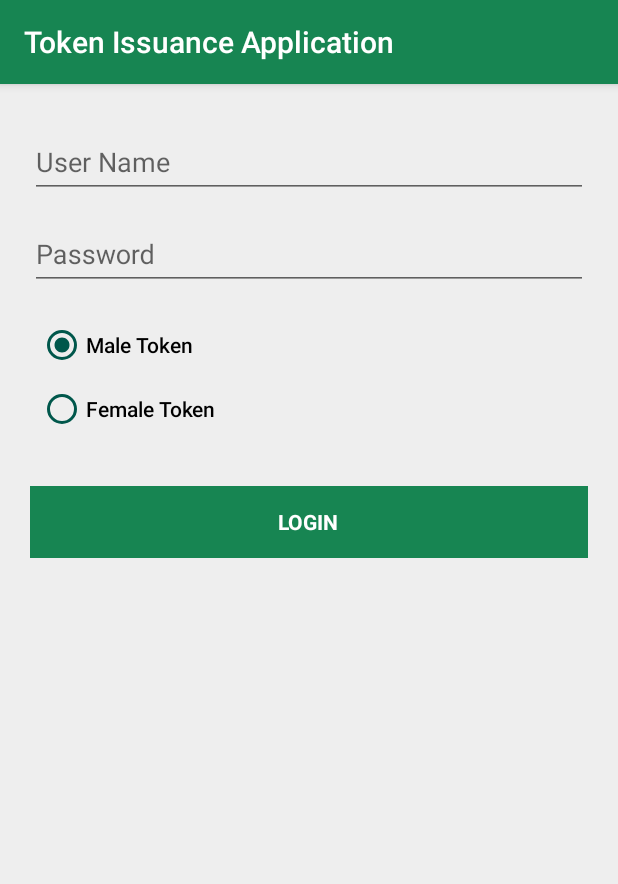
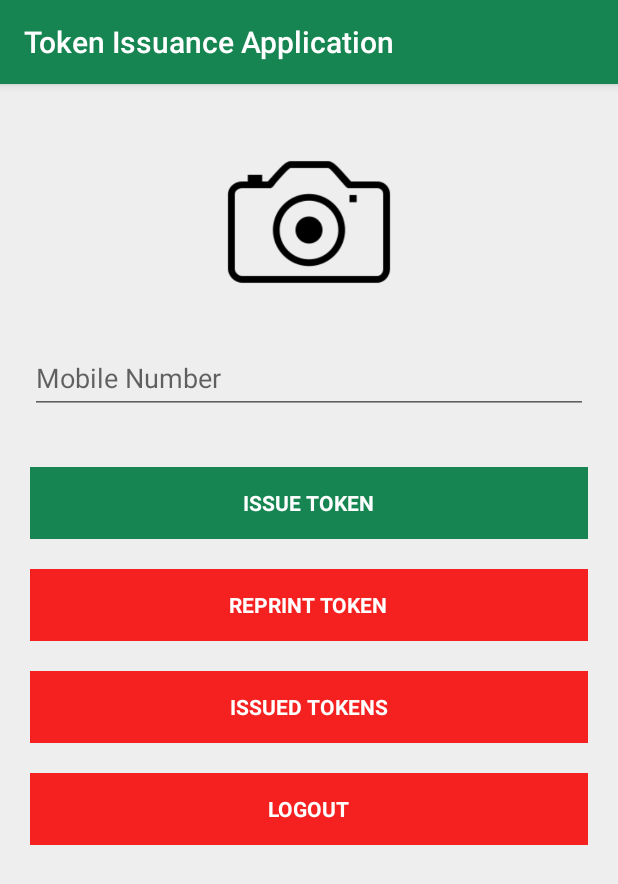
Before and after one commit to naeemark/TIA, an Android app: the screen it shows after launch (LoginActivity before the commit, HomeActivity after it), on a phone screen of 412 x 824 dp. Shown: the top 884 px of the screen. Run offline under Robolectric (Android 15) with nearby library versions, the phone set to English and light mode, and no system bars; our stand-ins replace ButterKnife, Dagger/Hilt's generated code, Timber.

Commit message:
Adds home screen

```diff
--- /dev/null
+++ b/app/src/main/java/com/zaeem/tia/features/home/injection/HomeViewComponent.java
@@ -0,0 +1,13 @@
+package com.zaeem.tia.features.home.injection;
+
+import com.zaeem.tia.app.injection.ActivityScope;
+import com.zaeem.tia.app.injection.AppComponent;
+import com.zaeem.tia.features.home.view.impl.HomeActivity;
+
+import dagger.Component;
+
+@ActivityScope
+@Component(dependencies = AppComponent.class, modules = HomeViewModule.class)
+public interface HomeViewComponent {
+    void inject(HomeActivity activity);
+}
--- /dev/null
+++ b/app/src/main/java/com/zaeem/tia/features/home/injection/HomeViewModule.java
@@ -0,0 +1,34 @@
+package com.zaeem.tia.features.home.injection;
+
+import android.content.Context;
+
+import androidx.annotation.NonNull;
+
+import com.zaeem.tia.app.presenter.loader.PresenterFactory;
+import com.zaeem.tia.features.home.interactor.HomeInteractor;
+import com.zaeem.tia.features.home.interactor.impl.HomeInteractorImpl;
+import com.zaeem.tia.features.home.presenter.HomePresenter;
+import com.zaeem.tia.features.home.presenter.impl.HomePresenterImpl;
+import com.zaeem.tia.utils.PreferencesUtils;
+
+import dagger.Module;
+import dagger.Provides;
+
+@Module
+public final class HomeViewModule {
+    @Provides
+    public HomeInteractor provideInteractor(Context context, PreferencesUtils preferencesUtils) {
+        return new HomeInteractorImpl(context, preferencesUtils);
+    }
+
+    @Provides
+    public PresenterFactory<HomePresenter> providePresenterFactory(@NonNull final HomeInteractor interactor) {
+        return new PresenterFactory<HomePresenter>() {
+            @NonNull
+            @Override
+            public HomePresenter create() {
+                return new HomePresenterImpl(interactor);
+            }
+        };
+    }
+}
--- /dev/null
+++ b/app/src/main/java/com/zaeem/tia/features/home/interactor/HomeInteractor.java
@@ -0,0 +1,7 @@
+package com.zaeem.tia.features.home.interactor;
+
+import com.zaeem.tia.app.interactor.BaseInteractor;
+
+public interface HomeInteractor extends BaseInteractor {
+
+}
--- /dev/null
+++ b/app/src/main/java/com/zaeem/tia/features/home/interactor/impl/HomeInteractorImpl.java
@@ -0,0 +1,35 @@
+package com.zaeem.tia.features.home.interactor.impl;
+
+import android.content.Context;
+
+import com.zaeem.tia.R;
+import com.zaeem.tia.app.interactor.impl.BaseInteractorImpl;
+import com.zaeem.tia.features.home.interactor.HomeInteractor;
+import com.zaeem.tia.utils.NetworkUtils;
+import com.zaeem.tia.utils.PreferencesUtils;
+
+import javax.inject.Inject;
+
+public final class HomeInteractorImpl extends BaseInteractorImpl implements HomeInteractor {
+
+    private final Context mContext;
+    private final PreferencesUtils mPreferencesUtils;
+
+    @Inject
+    public HomeInteractorImpl(Context context, PreferencesUtils preferencesUtils) {
+
+        mContext = context;
+        mPreferencesUtils = preferencesUtils;
+    }
+
+    @Override
+    public String getNetworkErrorString() {
+        return mContext.getString(R.string.error_no_network);
+    }
+
+    @Override
+    public boolean isNetworkConnected() {
+        return NetworkUtils.isNetAvailable(mContext);
+    }
+
+}
--- /dev/null
+++ b/app/src/main/java/com/zaeem/tia/features/home/presenter/HomePresenter.java
@@ -0,0 +1,13 @@
+package com.zaeem.tia.features.home.presenter;
+
+
+import com.zaeem.tia.app.presenter.BasePresenter;
+import com.zaeem.tia.features.home.view.HomeView;
+import com.zaeem.tia.model.User;
+
+public interface HomePresenter extends BasePresenter<HomeView>{
+
+    void onIssueTokenClicked();
+    void onReprintTokenClicked();
+    void onIssuedTokensClicked();
+}
--- /dev/null
+++ b/app/src/main/java/com/zaeem/tia/features/home/presenter/impl/HomePresenterImpl.java
@@ -0,0 +1,52 @@
+package com.zaeem.tia.features.home.presenter.impl;
+
+import android.util.Log;
+
+import androidx.annotation.NonNull;
+
+import com.zaeem.tia.app.presenter.impl.BasePresenterImpl;
+import com.zaeem.tia.features.home.interactor.HomeInteractor;
+import com.zaeem.tia.features.home.presenter.HomePresenter;
+import com.zaeem.tia.features.home.view.HomeView;
+
+import javax.inject.Inject;
+
+public final class HomePresenterImpl extends BasePresenterImpl<HomeView> implements HomePresenter {
+    /**
+     * The interactor
+     */
+    @NonNull
+    private final HomeInteractor mInteractor;
+
+    @Inject
+    public HomePresenterImpl(@NonNull HomeInteractor interactor) {
+        mInteractor = interactor;
+    }
+
+    @Override
+    public void onStart(boolean viewCreated) {
+        super.onStart(viewCreated);
+    }
+
+
+
+    @Override
+    public void onIssueTokenClicked() {
+        Log.e(this.getClass().getCanonicalName(), "onIssueTokenClicked" );
+    }
+
+    @Override
+    public void onReprintTokenClicked() {
+        Log.e(this.getClass().getCanonicalName(), "onReprintTokenClicked" );
+    }
+
+    @Override
+    public void onIssuedTokensClicked() {
+        Log.e(this.getClass().getCanonicalName(), "onIssuedTokensClicked" );
+    }
+
+    private void launchNextActivity() {
+        assert mView != null;
+        mView.launchNextActivity();
+    }
+}
--- /dev/null
+++ b/app/src/main/java/com/zaeem/tia/features/home/view/HomeView.java
@@ -0,0 +1,11 @@
+package com.zaeem.tia.features.home.view;
+
+import androidx.annotation.UiThread;
+
+@UiThread
+public interface HomeView {
+
+    void hideKeyboard();
+
+    void launchNextActivity();
+}
--- /dev/null
+++ b/app/src/main/java/com/zaeem/tia/features/home/view/impl/HomeActivity.java
@@ -0,0 +1,123 @@
+package com.zaeem.tia.features.home.view.impl;
+
+import android.content.Context;
+import android.content.Intent;
+import android.os.Bundle;
+import android.view.View;
+import android.view.inputmethod.InputMethodManager;
+import android.widget.EditText;
+
+import androidx.annotation.NonNull;
+
+import com.google.android.material.textfield.TextInputLayout;
+import com.zaeem.tia.R;
+import com.zaeem.tia.app.injection.AppComponent;
+import com.zaeem.tia.app.presenter.loader.PresenterFactory;
+import com.zaeem.tia.app.view.impl.BaseActivity;
+import com.zaeem.tia.features.home.injection.DaggerHomeViewComponent;
+import com.zaeem.tia.features.home.injection.HomeViewModule;
+import com.zaeem.tia.features.home.presenter.HomePresenter;
+import com.zaeem.tia.features.home.view.HomeView;
+import com.zaeem.tia.utils.AppUtils;
+
+import javax.inject.Inject;
+
+import butterknife.BindView;
+import butterknife.OnClick;
+import butterknife.OnFocusChange;
+
+public final class HomeActivity extends BaseActivity<HomePresenter, HomeView> implements HomeView {
+
+    @Inject
+    PresenterFactory<HomePresenter> mPresenterFactory;
+
+    @BindView(R.id.input_layout_mobileNumber)
+    protected TextInputLayout mobileNumberInputLayout;
+
+    @BindView(R.id.input_mobileNumber)
+    protected EditText mobileNumberEditText;
+
+
+    @Override
+    protected void setupComponent(@NonNull AppComponent parentComponent) {
+        DaggerHomeViewComponent.builder()
+                .appComponent(parentComponent)
+                .homeViewModule(new HomeViewModule())
+                .build()
+                .inject(this);
+    }
+
+    @NonNull
+    @Override
+    protected PresenterFactory<HomePresenter> getPresenterFactory() {
+        return mPresenterFactory;
+    }
+
+    @Override
+    protected int getContentView() {
+        return R.layout.activity_home;
+    }
+
+    @Override
+    protected void onViewReady(Bundle savedInstanceState, Intent intent) {
+        super.onViewReady(savedInstanceState, intent);
+    }
+
+    @OnFocusChange(R.id.wrapper_clickable_issueToken)
+    public void onFocusObtained(boolean hasFocus) {
+        if (hasFocus) {
+            hideKeyboard();
+        }
+    }
+
+    @Override
+    public void hideKeyboard() {
+        View view = getCurrentFocus();
+        if (view != null) {
+            InputMethodManager systemService = (InputMethodManager) getSystemService(Context.INPUT_METHOD_SERVICE);
+            if (systemService != null) {
+                systemService.hideSoftInputFromWindow(view.getWindowToken(), InputMethodManager.HIDE_NOT_ALWAYS);
+            }
+        }
+    }
+
+    @Override
+    public void launchNextActivity() {
+//        Intent intent = new Intent(this, HomeActivity.class);
+//        startActivity(intent);
+//        finish();
+    }
+
+    @OnClick(R.id.wrapper_clickable_issueToken)
+    public void onLoginClicked() {
+        if (isValidContactInfo()) {
+            assert mPresenter != null;
+
+            mPresenter.onIssueTokenClicked();
+        }
+    }
+
+    private boolean isValidContactInfo() {
+
+        setInputLayoutError(mobileNumberInputLayout, null);
+
+
+        if (!AppUtils.isValidName(mobileNumberEditText.getText())) {
+            setInputLayoutError(mobileNumberInputLayout, "Invalid Mobile Number!");
+            return false;
+        }
+
+        return true;
+    }
+
+    private void setInputLayoutError(TextInputLayout textInputLayout, CharSequence error) {
+
+        if (error == null) {
+            textInputLayout.setError(null);
+            textInputLayout.setErrorEnabled(false);
+        } else {
+            textInputLayout.setErrorEnabled(true);
+            textInputLayout.setError(error);
+        }
+    }
+}
--- a/app/src/main/java/com/zaeem/tia/features/login/presenter/impl/LoginPresenterImpl.java
+++ b/app/src/main/java/com/zaeem/tia/features/login/presenter/impl/LoginPresenterImpl.java
@@ -33,6 +33,7 @@ public final class LoginPresenterImpl extends BasePresenterImpl<LoginView> imple
     public void onLoginClicked(User user) {
 
         Log.e(user.getClass().getCanonicalName(), user.toString() );
+        launchNextActivity();
     }
 
     private void launchNextActivity() {
--- a/app/src/main/java/com/zaeem/tia/features/login/view/impl/LoginActivity.java
+++ b/app/src/main/java/com/zaeem/tia/features/login/view/impl/LoginActivity.java
@@ -3,7 +3,6 @@ package com.zaeem.tia.features.login.view.impl;
 import android.content.Context;
 import android.content.Intent;
 import android.os.Bundle;
-import android.util.Log;
 import android.view.View;
 import android.view.inputmethod.InputMethodManager;
 import android.widget.EditText;
@@ -16,6 +15,7 @@ import com.zaeem.tia.R;
 import com.zaeem.tia.app.injection.AppComponent;
 import com.zaeem.tia.app.presenter.loader.PresenterFactory;
 import com.zaeem.tia.app.view.impl.BaseActivity;
+import com.zaeem.tia.features.home.view.impl.HomeActivity;
 import com.zaeem.tia.features.login.injection.DaggerLoginViewComponent;
 import com.zaeem.tia.features.login.injection.LoginViewModule;
 import com.zaeem.tia.features.login.presenter.LoginPresenter;
@@ -74,8 +74,9 @@ public final class LoginActivity extends BaseActivity<LoginPresenter, LoginView>
         super.onViewReady(savedInstanceState, intent);
     }
 
-    @OnFocusChange(R.id.wrapper_clickable_login)
-    public void onFocusObtained(boolean hasFocus) {
+
+    @OnFocusChange(R.id.radio_male)
+    public void onRadioFocusObtained(boolean hasFocus) {
         if (hasFocus) {
             hideKeyboard();
         }
@@ -94,13 +95,14 @@ public final class LoginActivity extends BaseActivity<LoginPresenter, LoginView>
 
     @Override
     public void launchNextActivity() {
-//        Intent intent = new Intent(this, HomeActivity.class);
-//        startActivity(intent);
-//        finish();
+        Intent intent = new Intent(this, HomeActivity.class);
+        startActivity(intent);
+        finish();
     }
 
     @OnClick(R.id.wrapper_clickable_login)
     public void onLoginClicked(){
+        hideKeyboard();
         if(isValidContactInfo()) {
             assert mPresenter != null;
             User user = getUser();
--- a/app/src/main/java/com/zaeem/tia/features/splash/SplashActivity.java
+++ b/app/src/main/java/com/zaeem/tia/features/splash/SplashActivity.java
@@ -9,6 +9,7 @@ import com.zaeem.tia.R;
 import com.zaeem.tia.app.injection.AppComponent;
 import com.zaeem.tia.app.presenter.loader.PresenterFactory;
 import com.zaeem.tia.app.view.impl.BaseActivity;
+import com.zaeem.tia.features.home.view.impl.HomeActivity;
 import com.zaeem.tia.features.login.view.impl.LoginActivity;
 
 import javax.inject.Inject;
@@ -50,7 +51,7 @@ public final class SplashActivity extends BaseActivity<SplashPresenter, SplashVi
 
     @Override
     public void launchNextActivity() {
-        Intent intent = new Intent(this, LoginActivity.class);
+        Intent intent = new Intent(this, HomeActivity.class);
         startActivity(intent);
     }
 
--- /dev/null
+++ b/app/src/main/res/drawable/selector_button_red.xml
@@ -0,0 +1,8 @@
+<selector xmlns:android="http://schemas.android.com/apk/res/android">
+
+    <item android:drawable="@color/colorClickableTextBackground" android:state_enabled="false"/>
+    <item android:drawable="@color/colorRedDark" android:state_focused="true"/>
+    <item android:drawable="@color/colorRedDark" android:state_pressed="true"/>
+    <item android:drawable="@color/colorRed"/>
+
+</selector>
--- /dev/null
+++ b/app/src/main/res/drawable/selector_camera.xml
@@ -0,0 +1,5 @@
+<selector xmlns:android="http://schemas.android.com/apk/res/android">
+    <item android:drawable="@color/clicked_bg" android:state_focused="true"/>
+    <item android:drawable="@color/clicked_bg" android:state_pressed="true"/>
+    <item android:drawable="@color/transparent"/>
+</selector>
--- /dev/null
+++ b/app/src/main/res/layout/activity_home.xml
@@ -0,0 +1,90 @@
+<?xml version="1.0" encoding="utf-8"?>
+<LinearLayout xmlns:android="http://schemas.android.com/apk/res/android"
+    xmlns:tools="http://schemas.android.com/tools"
+    android:layout_width="match_parent"
+    android:layout_height="match_parent"
+    android:background="@color/colorBackground"
+    android:focusableInTouchMode="true"
+    android:orientation="vertical"
+    android:padding="20dp"
+    tools:context=".features.login.view.impl.LoginActivity">
+
+    <ScrollView
+        android:id="@+id/scrollView_fields"
+        android:layout_width="match_parent"
+        android:layout_height="wrap_content">
+
+        <LinearLayout
+            android:layout_width="match_parent"
+            android:layout_height="wrap_content"
+            android:orientation="vertical">
+
+
+            <ImageButton
+                android:layout_gravity="center_horizontal"
+                android:layout_width="@dimen/login_logo_width_height"
+                android:scaleType="fitXY"
+                android:background="@drawable/selector_camera"
+                android:layout_height="@dimen/login_logo_width_height"
+                android:src="@drawable/icon_finder_camera"/>
+
+            <com.google.android.material.textfield.TextInputLayout
+                android:id="@+id/input_layout_mobileNumber"
+                style="@style/TextInputLayout"
+                android:hint="@string/hint_mobile_number">
+
+                <EditText
+                    android:id="@+id/input_mobileNumber"
+                    android:layout_width="match_parent"
+                    android:layout_height="wrap_content"
+                    android:inputType="phone"/>
+            </com.google.android.material.textfield.TextInputLayout>
+
+            <FrameLayout
+                android:id="@+id/wrapper_clickable_issueToken"
+                style="@style/Button"
+                android:layout_width="match_parent"
+                android:layout_marginTop="@dimen/margin_padding_maxmax">
+
+                <TextView
+                    style="@style/ButtonText"
+                    android:text="@string/label_issue_token" />
+            </FrameLayout>
+
+            <FrameLayout
+                style="@style/Button"
+                android:layout_width="match_parent"
+                android:background="@drawable/selector_button_red"
+                android:layout_marginTop="@dimen/margin_padding_max">
+
+                <TextView
+                    style="@style/ButtonText"
+                    android:text="@string/label_reprint_token" />
+            </FrameLayout>
+
+            <FrameLayout
+                style="@style/Button"
+                android:layout_width="match_parent"
+                android:background="@drawable/selector_button_red"
+                android:layout_marginTop="@dimen/margin_padding_max">
+
+                <TextView
+                    style="@style/ButtonText"
+                    android:text="@string/label_issued_tokens" />
+            </FrameLayout>
+
+            <FrameLayout
+                style="@style/Button"
+                android:background="@drawable/selector_button_red"
+                android:layout_width="match_parent"
+                android:layout_marginTop="@dimen/margin_padding_max">
+
+                <TextView
+                    style="@style/ButtonText"
+                    android:text="@string/label_logout" />
+            </FrameLayout>
+
+
+        </LinearLayout>
+    </ScrollView>
+</LinearLayout>
--- a/app/src/main/res/values/colors.xml
+++ b/app/src/main/res/values/colors.xml
@@ -3,6 +3,10 @@
     <color name="colorPrimary">#178552</color>
     <color name="colorPrimaryDark">#00574B</color>
     <color name="colorAccent">#D81B60</color>
+
+
+    <color name="colorRed">#F52121</color>
+    <color name="colorRedDark">#A00606</color>
 
     <color name="colorBackground">#EEEEEE</color>
 
@@ -11,4 +15,7 @@
     <color name="colorClickableTextBackground">#dadada</color>
 
     <color name="white">@android:color/white</color>
+
+    <color name="transparent">@android:color/transparent</color>
+    <color name="clicked_bg">#A8A5A5</color>
 </resources>
--- a/app/src/main/res/values/strings.xml
+++ b/app/src/main/res/values/strings.xml
@@ -13,9 +13,14 @@
     <string name="empty" />
     <string name="token_issuance_application">TOKEN\nISSUANCE\nAPPLICATION</string>
     <string name="label_login">LOGIN</string>
+    <string name="label_issue_token">ISSUE TOKEN</string>
+    <string name="label_reprint_token">REPRINT TOKEN</string>
+    <string name="label_issued_tokens">ISSUED TOKENS</string>
+    <string name="label_logout">LOGOUT</string>
 
     <string name="hint_username">User Name</string>
     <string name="hint_password">Password</string>
+    <string name="hint_mobile_number">Mobile Number</string>
     <string name="app_name_full">Token Issuance Application</string>
     <string name="label_male_token">Male Token</string>
     <string name="label_female_token">Female Token</string>
--- a/app/src/main/res/values/styles.xml
+++ b/app/src/main/res/values/styles.xml
@@ -24,7 +24,7 @@
     <style name="Button">
         <item name="android:layout_width">wrap_content</item>
         <item name="android:layout_height">@dimen/button_height</item>
-        <item name="android:background">@drawable/selector_button_login</item>
+        <item name="android:background">@drawable/selector_button_green</item>
         <item name="android:paddingStart">@dimen/margin_padding_large</item>
         <item name="android:paddingEnd">@dimen/margin_padding_large</item>
         <item name="android:foreground">?android:selectableItemBackground</item>
```
Also changed, not shown: app/src/main/AndroidManifest.xml (+6 -3 lines), app/src/main/res/drawable/icon_finder_camera.png (added), app/src/main/res/drawable/selector_button_green.xml (renamed from app/src/main/res/drawable/selector_button_login.xml).
